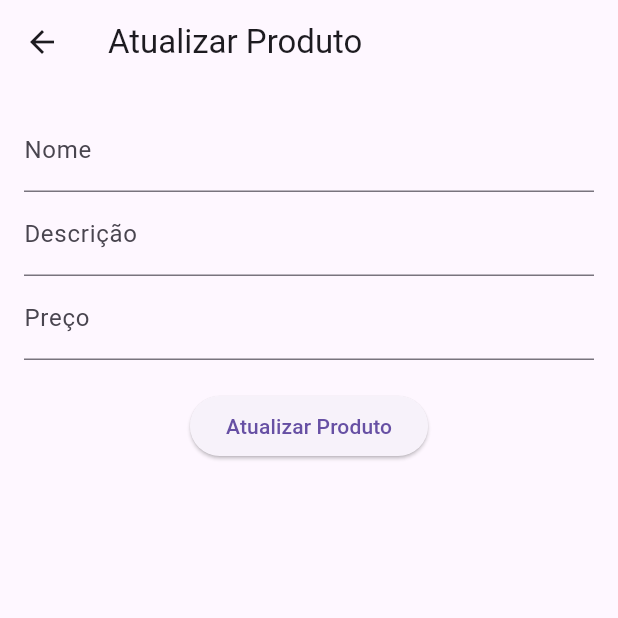
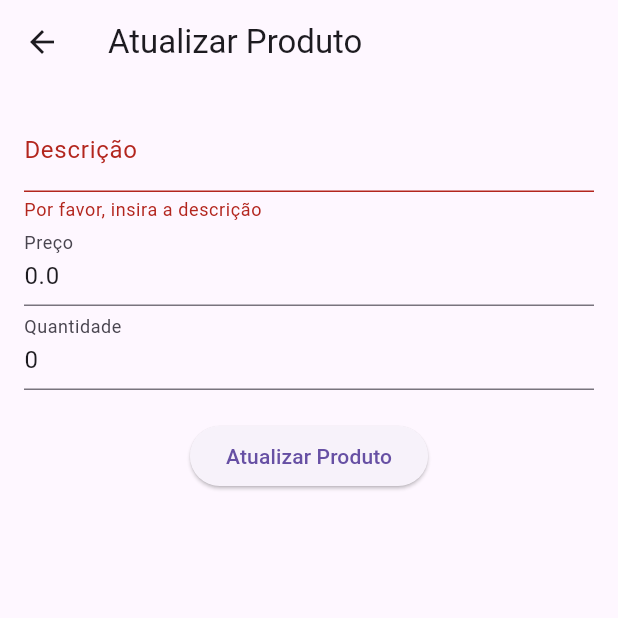
Before and after one commit to pgrigolli/produto-front, a Flutter app: the UpdateProdutoForm screen opened directly with empty values, after a tap on "Atualizar Produto", on a phone screen of 412 x 824 dp, the top half of it. Run offline on Flutter 3.47's test engine with Material 3 defaults, Android fonts, the phone set to English and light mode, and no system bars; network calls fail.

```diff
--- a/produto_front/lib/lista_produtos.dart
+++ b/produto_front/lib/lista_produtos.dart
@@ -1,5 +1,6 @@
 // lista_produtos.dart
 import 'package:flutter/material.dart';
+import 'package:produto_front/update_produto_form.dart';
 import 'produto.dart';
 import 'package:http/http.dart' as http;
 import 'dart:convert';
@@ -10,17 +11,7 @@ void mostrarDetalhesProduto(BuildContext context, Produto produto){
   showDialog(
     context: context,
     builder: (BuildContext context){
-      return AlertDialog(
-        title: Text(produto.description),
-        content: Column(
-          mainAxisSize: MainAxisSize.min,
-          children: [
-            Text("Id: ${produto.id}"),
-            Text("Preço: ${produto.price}"),
-            Text("Quantidade: ${produto.quantity}")
-          ]
-        )
-      );
+      return UpdateProdutoForm(produto: produto);
     }
     );
 
--- a/produto_front/lib/update_produto_form.dart
+++ b/produto_front/lib/update_produto_form.dart
@@ -1,6 +1,8 @@
 import 'package:flutter/material.dart';
 import 'package:produto_front/produto.dart';
 import 'package:http/http.dart' as http;
+import 'dart:convert';
+
 
 class UpdateProdutoForm extends StatefulWidget {
   final Produto produto;
@@ -41,20 +43,21 @@ class _UpdateProdutoFormState extends State<UpdateProdutoForm> {
     super.dispose();
   }
 
-  void _atualizarProduto() {
-    if (_formKey.currentState!.validate()) {
-      // Monta o corpo da atualização
-      final body = {
-        "description": _descriptionController.text,
-        "price": double.tryParse(_priceController.text) ?? 0.0,
-        "quantity": int.tryParse(_quantityController.text) ?? 0,
-        "date": DateTime.tryParse(_dateController.text),
-      };
-      final String apiUrl = "http://localhost:3000/produtos";
-      // Chame a função para enviar os dados para a API
-      // Exemplo:
-      // atualizarProdutoAPI(widget.produto.id, body);
-      http.put(url)
+    void _atualizarProduto() {
+      if (_formKey.currentState!.validate()) {
+        // Monta o corpo da atualização
+        final body = jsonEncode({
+          "description": _descriptionController.text,
+          "price": _priceController.text,
+          "quantity": _quantityController.text,
+          "date": _dateController.text,
+        });
+
+        final String apiUrl = "http://localhost:3000/produtos/${widget.produto.id}";
+
+        print(body);
+        http.put(Uri.parse(apiUrl),
+        body: body);
     }
   }
 
@@ -71,17 +74,7 @@ class _UpdateProdutoFormState extends State<UpdateProdutoForm> {
           child: Column(
             children: [
               TextFormField(
-                controller: _nomeController,
-                decoration: InputDecoration(labelText: "Nome"),
-                validator: (value) {
-                  if (value == null || value.isEmpty) {
-                    return "Por favor, insira o nome";
-                  }
-                  return null;
-                },
-              ),
-              TextFormField(
-                controller: _descricaoController,
+                controller: _descriptionController,
                 decoration: InputDecoration(labelText: "Descrição"),
                 validator: (value) {
                   if (value == null || value.isEmpty) {
@@ -91,12 +84,22 @@ class _UpdateProdutoFormState extends State<UpdateProdutoForm> {
                 },
               ),
               TextFormField(
-                controller: _precoController,
+                controller: _priceController,
                 decoration: InputDecoration(labelText: "Preço"),
+                validator: (value) {
+                  if (value == null || value.isEmpty) {
+                    return "Por favor, insira o preço";
+                  }
+                  return null;
+                },
+              ),
+              TextFormField(
+                controller: _quantityController,
+                decoration: InputDecoration(labelText: "Quantidade"),
                 keyboardType: TextInputType.number,
                 validator: (value) {
                   if (value == null || value.isEmpty) {
-                    return "Por favor, insira o preço";
+                    return "Por favor, insira a quantidade";
                   }
                   if (double.tryParse(value) == null) {
                     return "Insira um número válido";
```
